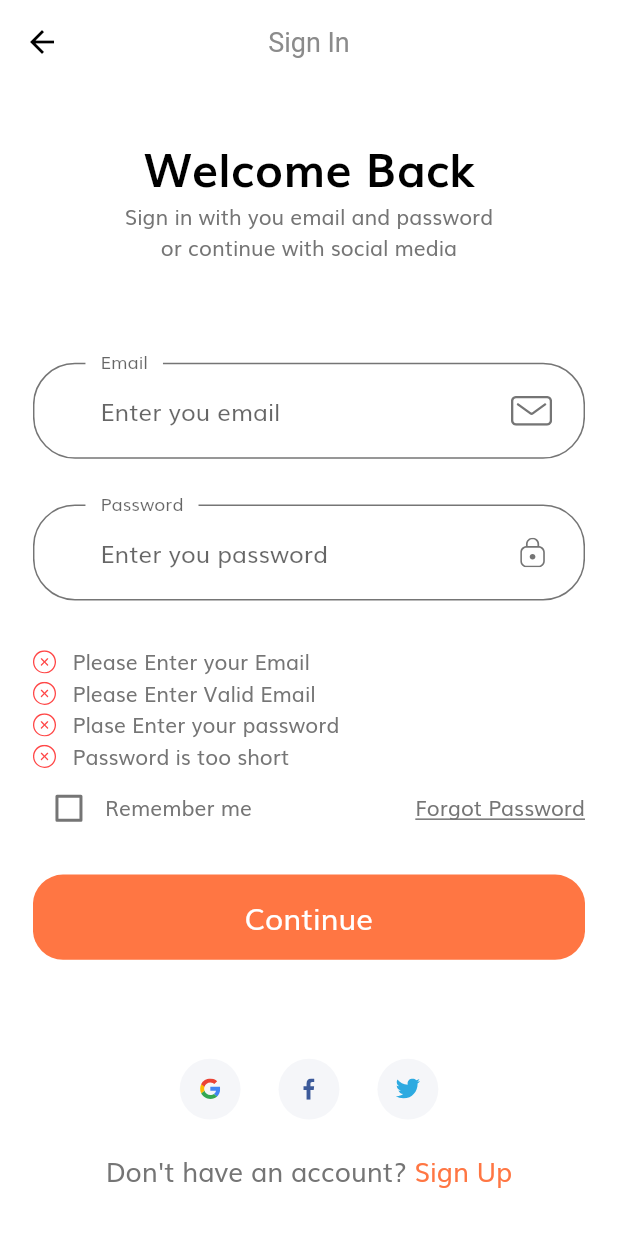
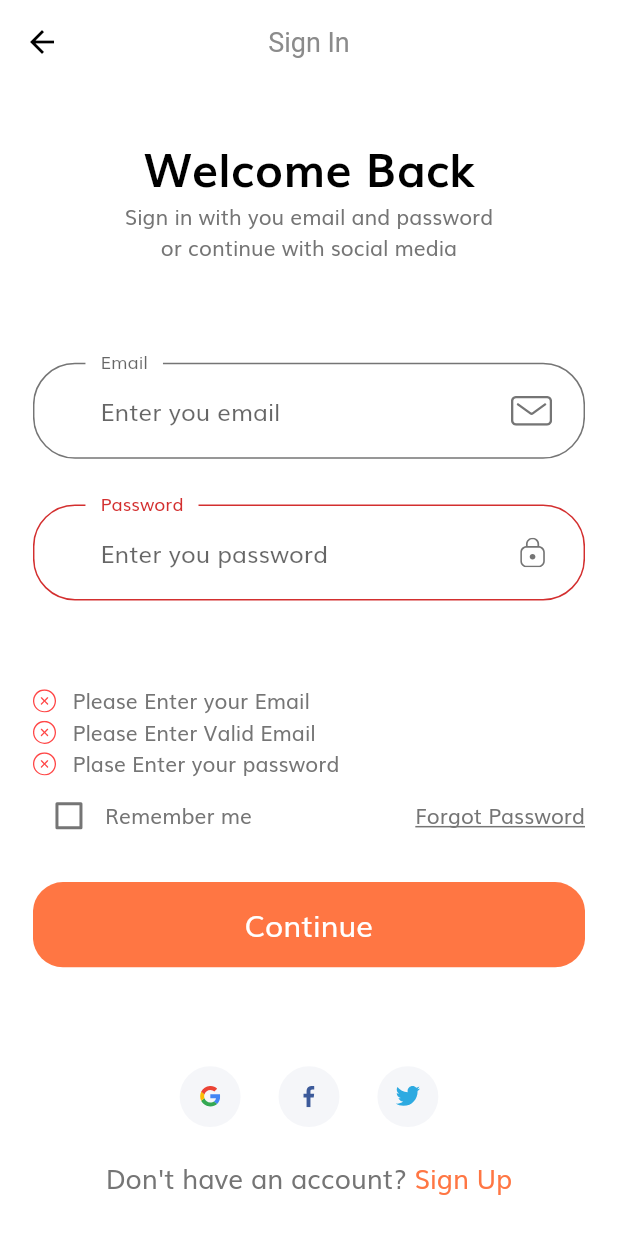
Before and after one commit to tklkalok/FlutterCore, a Flutter app: the SignInScreen screen opened by its route, after a tap on "Continue", on a phone screen of 412 x 824 dp. Run offline on Flutter 3.47's test engine with Material 2 defaults, Android fonts, the phone set to English and light mode, and no system bars; our stand-ins replace flutter_svg.

Commit message:
finished EP2

```diff
--- /dev/null
+++ b/lib/components/no_account_text.dart
@@ -0,0 +1,35 @@
+import 'package:flutter/material.dart';
+
+import '../constants.dart';
+import '../size_config.dart';
+
+class NoAccountText extends StatelessWidget {
+  const NoAccountText({
+    Key? key,
+  }) : super(key: key);
+
+  @override
+  Widget build(BuildContext context) {
+    return Row(
+      mainAxisAlignment: MainAxisAlignment.center,
+      children: [
+        Text(
+          "Don't have an account? ",
+          style: TextStyle(
+            fontSize: getProportionateScreenWidth(16),
+          )
+        ),
+        GestureDetector(
+          onTap: () => {},
+          child: Text(
+            "Sign Up",
+            style: TextStyle(
+              fontSize: getProportionateScreenWidth(16),
+              color: kPrimaryColor,
+            )
+          ),
+        ),
+      ],
+    );
+  }
+}
--- a/lib/routes.dart
+++ b/lib/routes.dart
@@ -1,8 +1,12 @@
 import 'package:flutter/material.dart';
+import 'package:flutter_core/screens/forgot_password/forgot_password_screen.dart';
+import 'package:flutter_core/screens/login_success/login_success_screen.dart';
 import 'package:flutter_core/screens/sign_in/sign_in_screen.dart';
 import '../screens/splash/splash_screen.dart';
 
 final Map<String, WidgetBuilder> routes = {
   SplashScreen.routeName: (context) => SplashScreen(),
   SignInScreen.routeName: (context) => SignInScreen(),
+  ForgotPasswordScreen.routeName: (context) => ForgotPasswordScreen(),
+  LoginSuccessScreen.routeName: (context) => LoginSuccessScreen(),
 };
--- a/lib/screens/sign_in/components/body.dart
+++ b/lib/screens/sign_in/components/body.dart
@@ -1,4 +1,5 @@
 import 'package:flutter/material.dart';
+import 'package:flutter_core/components/no_account_text.dart';
 import 'package:flutter_core/components/social_card.dart';
 import 'package:flutter_core/constants.dart';
 import 'package:flutter_core/screens/sign_in/components/sign_form.dart';
@@ -54,24 +55,7 @@
                   ],
                 ),
                 SizedBox(height: getProportionateScreenHeight(20)),
-                Row(
-                  mainAxisAlignment: MainAxisAlignment.center,
-                  children: [
-                    Text(
-                      "Don't have an account? ",
-                      style: TextStyle(
-                        fontSize: getProportionateScreenWidth(16),
-                      )
-                    ),
-                    Text(
-                      "Sign Up",
-                      style: TextStyle(
-                        fontSize: getProportionateScreenWidth(16),
-                        color: kPrimaryColor,
-                      )
-                    ),
-                  ],
-                ),
+                NoAccountText(),
                 SizedBox(height: SizeConfig.screenHeight * 0.04),
               ],
             ),
--- a/lib/screens/sign_in/components/sign_form.dart
+++ b/lib/screens/sign_in/components/sign_form.dart
@@ -1,7 +1,11 @@
+import 'dart:developer';
+
 import 'package:flutter/material.dart';
 import 'package:flutter_core/components/custom_suffix_icon.dart';
 import 'package:flutter_core/components/default_button.dart';
 import 'package:flutter_core/components/form_error.dart';
+import 'package:flutter_core/screens/forgot_password/forgot_password_screen.dart';
+import 'package:flutter_core/screens/login_success/login_success_screen.dart';
 
 import '../../../constants.dart';
 import '../../../size_config.dart';
@@ -28,10 +32,12 @@
           buildEmailFormField(),
           SizedBox(
             height: getProportionateScreenHeight(30),
+            // height: SizeConfig.screenHeight * 0.05,
           ),
           buildPasswordFormField(),
           SizedBox(
             height: getProportionateScreenHeight(30),
+            // height: SizeConfig.screenHeight * 0.03,
           ),
           FormError(errors: errors),
           Row(
@@ -47,9 +53,12 @@
               ),
               Text("Remember me"),
               Spacer(),
-              Text(
-                "Forgot Password",
-                style: TextStyle(decoration: TextDecoration.underline),
+              GestureDetector(
+                onTap: () => Navigator.pushNamed(context, ForgotPasswordScreen.routeName),
+                child: Text(
+                  "Forgot Password",
+                  style: TextStyle(decoration: TextDecoration.underline),
+                ),
               )
             ],
           ),
@@ -61,6 +70,8 @@
             press: (){
               if(_formKey.currentState!.validate()){
                 _formKey.currentState!.save();
+                //if all are valid then go to success screen
+                Navigator.pushNamed(context, LoginSuccessScreen.routeName);
               }
             },
           ),
@@ -91,11 +102,13 @@
               setState((){
                 errors.add(kPassNullError);
               });
+              return "";
             }
             if(value.length < 8 && !errors.contains(kShortPassError)){
               setState((){
                 errors.add(kShortPassError);
               });
+              return "";
             }
             return null;
           },
```
Also changed, not shown: lib/screens/forgot_password/components/body.dart (added, +112 -0 lines), lib/screens/forgot_password/forgot_password_screen.dart (added, +18 -0 lines), lib/screens/login_success/components/body.dart (added, +39 -0 lines), lib/screens/login_success/login_success_screen.dart (added, +19 -0 lines).
